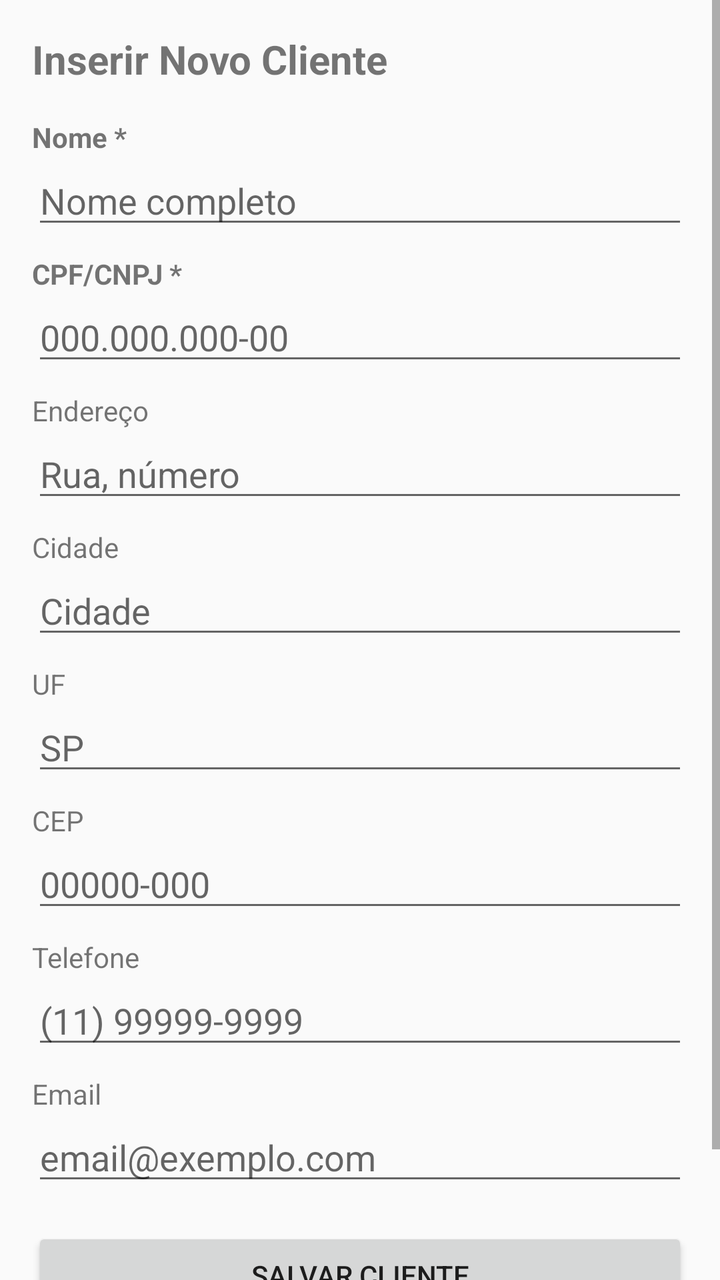
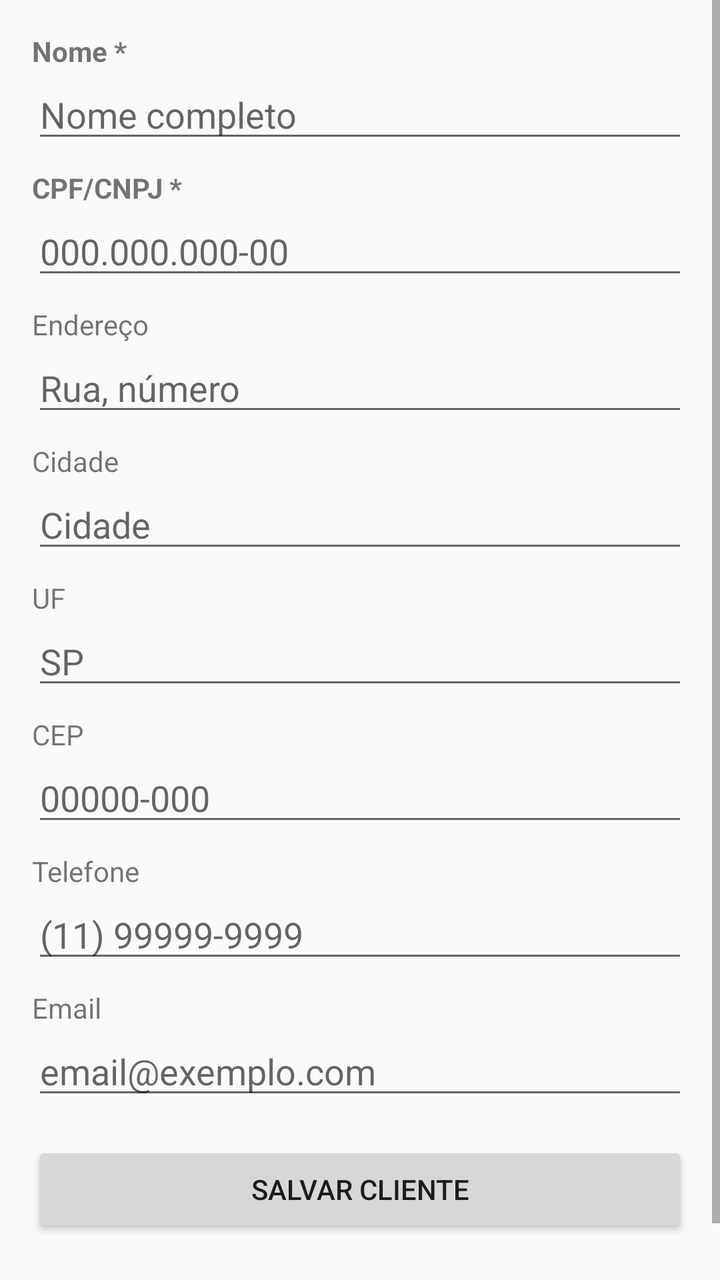

Before-and-after screenshots of an Android layout around one commit, followed by the original layout XML and the change that was made.
<!-- AndroidManifest.xml: application theme Theme.AppCompat.Light.DarkActionBar -->
<!-- res/layout/activity_inserir_cliente.xml -->
<?xml version="1.0" encoding="utf-8"?>
<ScrollView xmlns:android="http://schemas.android.com/apk/res/android"
    android:layout_width="match_parent"
    android:layout_height="match_parent">

    <LinearLayout
        android:layout_width="match_parent"
        android:layout_height="wrap_content"
        android:orientation="vertical"
        android:padding="16dp">

        <TextView
            android:layout_width="match_parent"
            android:layout_height="wrap_content"
            android:text="Inserir Novo Cliente"
            android:textSize="20sp"
            android:textStyle="bold"
            android:paddingBottom="16dp"/>

        <TextView
            android:layout_width="match_parent"
            android:layout_height="wrap_content"
            android:text="Nome *"
            android:textStyle="bold"/>
        <EditText
            android:id="@+id/editTextNome"
            android:layout_width="match_parent"
            android:layout_height="wrap_content"
            android:hint="Nome completo"
            android:inputType="textPersonName"/>

        <TextView
            android:layout_width="match_parent"
            android:layout_height="wrap_content"
            android:text="CPF/CNPJ *"
            android:textStyle="bold"
            android:layout_marginTop="8dp"/>
        <EditText
            android:id="@+id/editTextCpf"
            android:layout_width="match_parent"
            android:layout_height="wrap_content"
            android:hint="000.000.000-00"
            android:inputType="text"/>

        <TextView
            android:layout_width="match_parent"
            android:layout_height="wrap_content"
            android:text="Endereço"
            android:layout_marginTop="8dp"/>
        <EditText
            android:id="@+id/editTextEndereco"
            android:layout_width="match_parent"
            android:layout_height="wrap_content"
            android:hint="Rua, número"
            android:inputType="textPostalAddress"/>

        <TextView
            android:layout_width="match_parent"
            android:layout_height="wrap_content"
            android:text="Cidade"
            android:layout_marginTop="8dp"/>
        <EditText
            android:id="@+id/editTextCidade"
            android:layout_width="match_parent"
            android:layout_height="wrap_content"
            android:hint="Cidade"
            android:inputType="text"/>

        <TextView
            android:layout_width="match_parent"
            android:layout_height="wrap_content"
            android:text="UF"
            android:layout_marginTop="8dp"/>
        <EditText
            android:id="@+id/editTextUf"
            android:layout_width="match_parent"
            android:layout_height="wrap_content"
            android:hint="SP"
            android:inputType="text"
            android:maxLength="2"/>

        <TextView
            android:layout_width="match_parent"
            android:layout_height="wrap_content"
            android:text="CEP"
            android:layout_marginTop="8dp"/>
        <EditText
            android:id="@+id/editTextCep"
            android:layout_width="match_parent"
            android:layout_height="wrap_content"
            android:hint="00000-000"
            android:inputType="text"/>

        <TextView
            android:layout_width="match_parent"
            android:layout_height="wrap_content"
            android:text="Telefone"
            android:layout_marginTop="8dp"/>
        <EditText
            android:id="@+id/editTextTelefone"
            android:layout_width="match_parent"
            android:layout_height="wrap_content"
            android:hint="(11) 99999-9999"
            android:inputType="phone"/>

        <TextView
            android:layout_width="match_parent"
            android:layout_height="wrap_content"
            android:text="Email"
            android:layout_marginTop="8dp"/>
        <EditText
            android:id="@+id/editTextEmail"
            android:layout_width="match_parent"
            android:layout_height="wrap_content"
            android:hint="email@exemplo.com"
            android:inputType="textEmailAddress"/>

        <Button
            android:id="@+id/buttonSalvar"
            android:layout_width="match_parent"
            android:layout_height="wrap_content"
            android:text="Salvar Cliente"
            android:layout_marginTop="16dp"/>

        <TextView
            android:id="@+id/textViewStatus"
            android:layout_width="match_parent"
            android:layout_height="wrap_content"
            android:text=""
            android:textSize="14sp"
            android:paddingTop="16dp"
            android:textStyle="bold"/>

    </LinearLayout>

</ScrollView>
<!-- resources referenced by this layout -->
<resources>

</resources>

<!-- the commit's change to res/layout/activity_inserir_cliente.xml (unified diff, before → after) -->
@@ -8,14 +8,6 @@
         android:layout_height="wrap_content"
         android:orientation="vertical"
         android:padding="16dp">
-
-        <TextView
-            android:layout_width="match_parent"
-            android:layout_height="wrap_content"
-            android:text="Inserir Novo Cliente"
-            android:textSize="20sp"
-            android:textStyle="bold"
-            android:paddingBottom="16dp"/>
 
         <TextView
             android:layout_width="match_parent"
